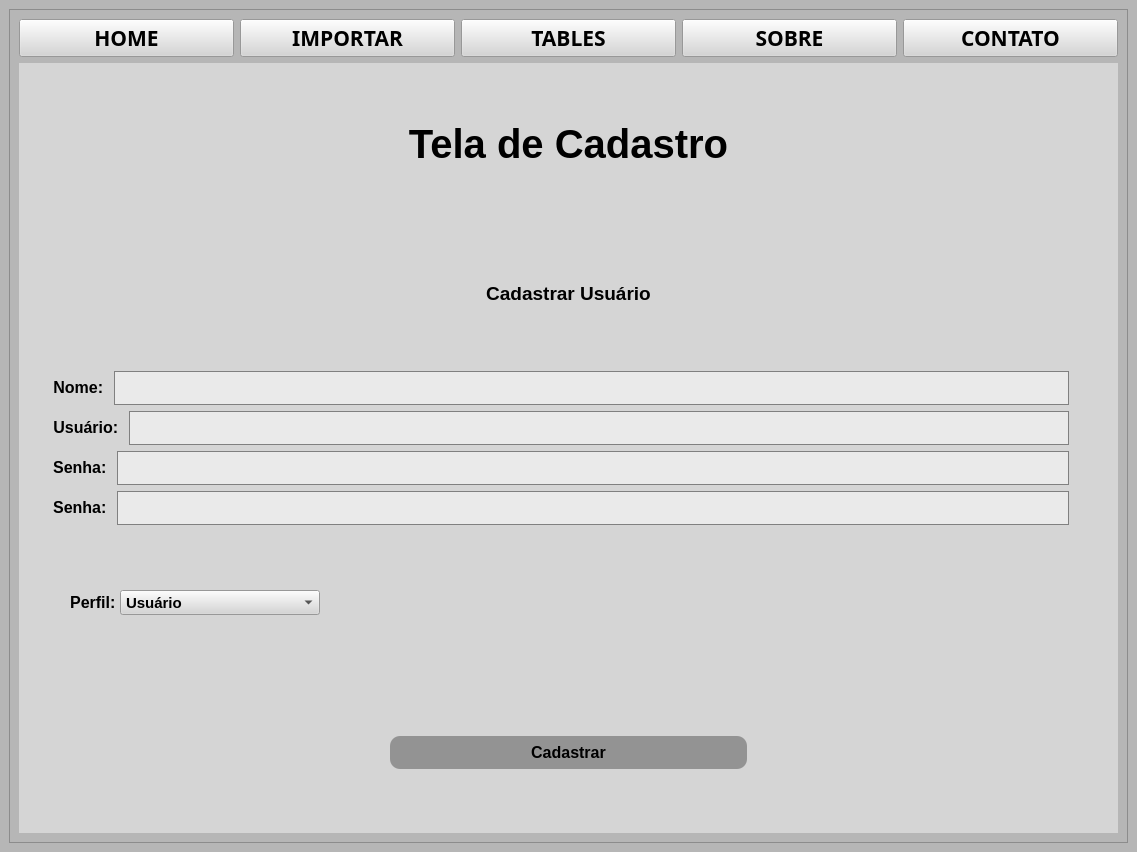
The window that projeto_01/main.ui (rafalemke/projetos-python) describes before a commit, drawn with Qt 5.
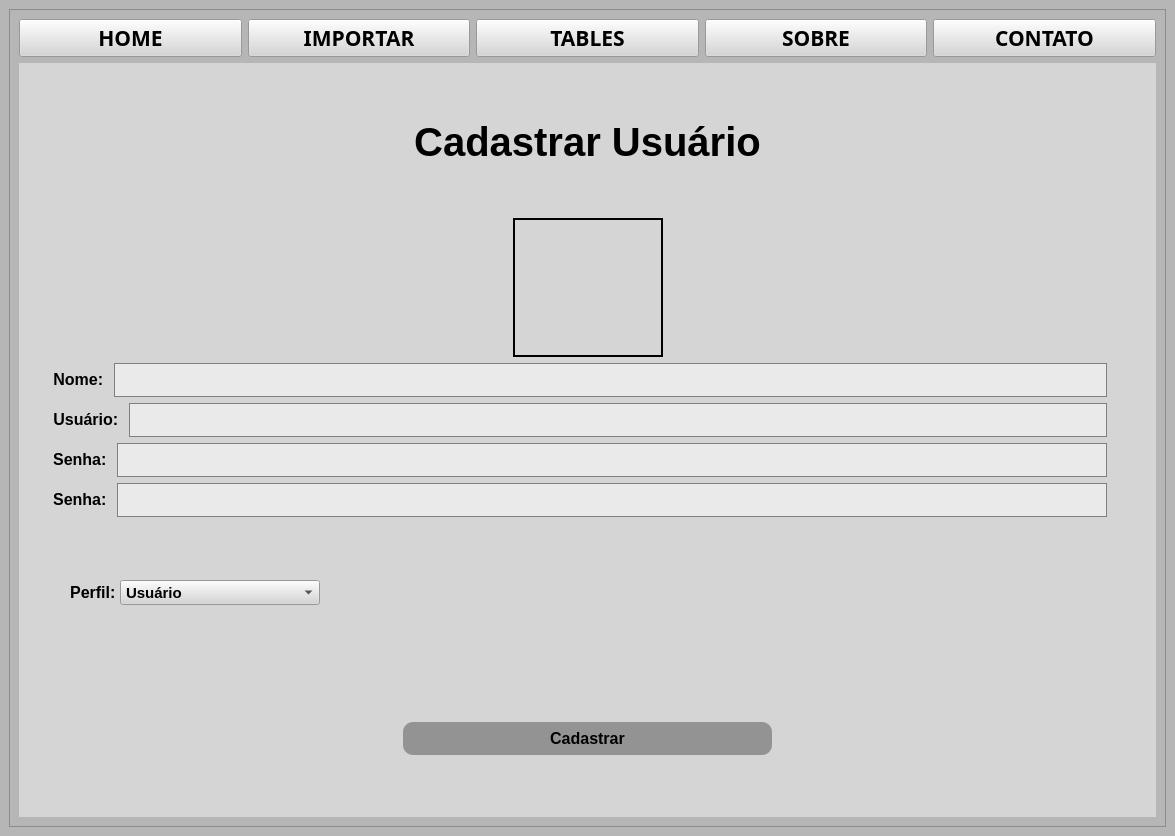
The same window after the commit. The open tabs and pages were chosen to show the change. Icons and pictures are not drawn.

What changed in the file:
```diff
--- a/projeto_01/main.ui
+++ b/projeto_01/main.ui
@@ -6,13 +6,19 @@
    <rect>
     <x>0</x>
     <y>0</y>
-    <width>1137</width>
-    <height>852</height>
+    <width>1175</width>
+    <height>836</height>
    </rect>
   </property>
+  <property name="sizePolicy">
+   <sizepolicy hsizetype="Preferred" vsizetype="Preferred">
+    <horstretch>0</horstretch>
+    <verstretch>0</verstretch>
+   </sizepolicy>
+  </property>
   <property name="minimumSize">
    <size>
-    <width>1050</width>
+    <width>700</width>
     <height>0</height>
    </size>
   </property>
@@ -443,15 +449,51 @@
               </font>
              </property>
              <property name="text">
-              <string>&lt;html&gt;&lt;head/&gt;&lt;body&gt;&lt;p align=&quot;center&quot;&gt;Tela de Cadastro&lt;/p&gt;&lt;/body&gt;&lt;/html&gt;</string>
+              <string>&lt;html&gt;&lt;head/&gt;&lt;body&gt;&lt;p align=&quot;center&quot;&gt;Cadastrar Usuário&lt;/p&gt;&lt;/body&gt;&lt;/html&gt;</string>
              </property>
              <property name="alignment">
               <set>Qt::AlignCenter</set>
+             </property>
+            </widget>
+           </item>
+           <item>
+            <layout class="QHBoxLayout" name="horizontalLayout_17">
+             <item>
+              <widget class="QLabel" name="label_25">
+               <property name="text">
+                <string/>
              </property>
             </widget>
            </item>
            <item>
             <widget class="QLabel" name="label_6">
+               <property name="enabled">
+                <bool>true</bool>
+               </property>
+               <property name="sizePolicy">
+                <sizepolicy hsizetype="Preferred" vsizetype="Preferred">
+                 <horstretch>0</horstretch>
+                 <verstretch>0</verstretch>
+                </sizepolicy>
+               </property>
+               <property name="maximumSize">
+                <size>
+                 <width>150</width>
+                 <height>150</height>
+                </size>
+               </property>
+               <property name="sizeIncrement">
+                <size>
+                 <width>0</width>
+                 <height>0</height>
+                </size>
+               </property>
+               <property name="baseSize">
+                <size>
+                 <width>0</width>
+                 <height>0</height>
+                </size>
+               </property>
              <property name="font">
               <font>
                <pointsize>15</pointsize>
@@ -459,16 +501,70 @@
                <bold>true</bold>
               </font>
              </property>
+               <property name="tabletTracking">
+                <bool>false</bool>
+               </property>
+               <property name="focusPolicy">
+                <enum>Qt::NoFocus</enum>
+               </property>
+               <property name="contextMenuPolicy">
+                <enum>Qt::DefaultContextMenu</enum>
+               </property>
+               <property name="layoutDirection">
+                <enum>Qt::LeftToRight</enum>
+               </property>
+               <property name="autoFillBackground">
+                <bool>false</bool>
+               </property>
              <property name="styleSheet">
               <string notr="true"/>
              </property>
+               <property name="frameShape">
+                <enum>QFrame::Box</enum>
+               </property>
+               <property name="frameShadow">
+                <enum>QFrame::Plain</enum>
+               </property>
+               <property name="lineWidth">
+                <number>2</number>
+               </property>
+               <property name="midLineWidth">
+                <number>0</number>
+               </property>
              <property name="text">
-              <string>&lt;html&gt;&lt;head/&gt;&lt;body&gt;&lt;p align=&quot;center&quot;&gt;&lt;span style=&quot; font-weight:400;&quot;&gt;&lt;img src=&quot;projeto_01/docs/user.png&quot;&lt;/span&gt;&lt;/p&gt;&lt;p align=&quot;center&quot;&gt;&lt;span style=&quot; font-size:14pt;&quot;&gt;Cadastrar Usuário&lt;/span&gt;&lt;/p&gt;&lt;/body&gt;&lt;/html&gt;</string>
+                <string/>
+               </property>
+               <property name="textFormat">
+                <enum>Qt::AutoText</enum>
+               </property>
+               <property name="pixmap">
+                <pixmap>imgs/add_user.png</pixmap>
+               </property>
+               <property name="scaledContents">
+                <bool>true</bool>
              </property>
              <property name="alignment">
               <set>Qt::AlignCenter</set>
              </property>
-            </widget>
+               <property name="wordWrap">
+                <bool>false</bool>
+               </property>
+               <property name="margin">
+                <number>-20</number>
+               </property>
+               <property name="indent">
+                <number>0</number>
+               </property>
+              </widget>
+             </item>
+             <item>
+              <widget class="QLabel" name="label_26">
+               <property name="text">
+                <string/>
+               </property>
+              </widget>
+             </item>
+            </layout>
            </item>
            <item>
             <layout class="QHBoxLayout" name="horizontalLayout_5">
```
Left out of the diff: 20 changed lines with no effect on the pictures. Lines whose indentation alone changed are shown as unchanged.
